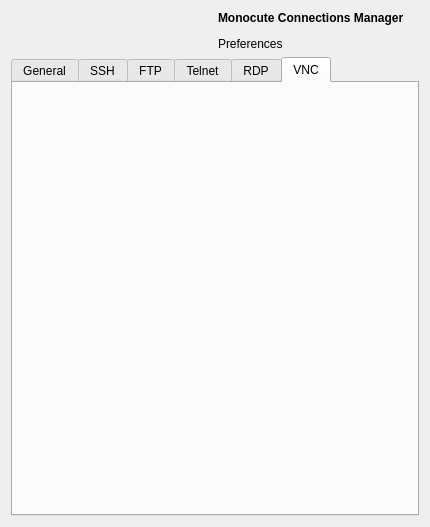
khrysro/monocute, file qt/qt/dialog_preferences.ui: the form before one commit.
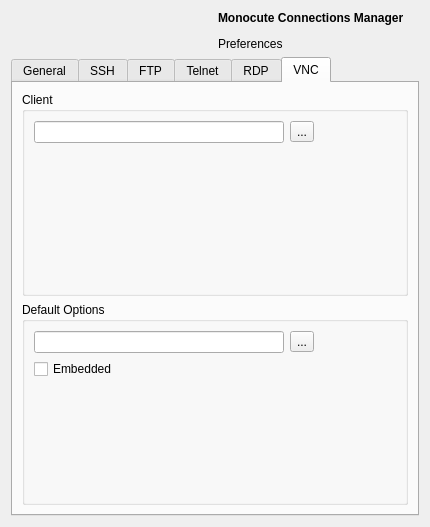
The form after the commit. The open tabs and pages were chosen to show the change. Icons and pictures are not drawn.

Commit message: adicion de campos en preference

Diff of the .ui file:
```diff
--- a/qt/qt/dialog_preferences.ui
+++ b/qt/qt/dialog_preferences.ui
@@ -6,7 +6,7 @@
    <rect>
     <x>0</x>
     <y>0</y>
-    <width>400</width>
+    <width>427</width>
     <height>527</height>
    </rect>
   </property>
@@ -200,6 +200,82 @@
         <attribute name="title">
          <string>VNC</string>
         </attribute>
+        <layout class="QHBoxLayout" name="horizontalLayout_22">
+         <item>
+          <layout class="QVBoxLayout" name="verticalLayout_10">
+           <item>
+            <widget class="QGroupBox" name="groupBox_13">
+             <property name="title">
+              <string>Client</string>
+             </property>
+             <layout class="QHBoxLayout" name="horizontalLayout_20">
+              <item>
+               <layout class="QFormLayout" name="formLayout_13">
+                <item row="0" column="0">
+                 <widget class="QLineEdit" name="vnc_client_entry">
+                  <property name="minimumSize">
+                   <size>
+                    <width>250</width>
+                    <height>0</height>
+                   </size>
+                  </property>
+                  <property name="cursorMoveStyle">
+                   <enum>Qt::VisualMoveStyle</enum>
+                  </property>
+                 </widget>
+                </item>
+                <item row="0" column="1">
+                 <widget class="QToolButton" name="toolButton_9">
+                  <property name="text">
+                   <string>...</string>
+                  </property>
+                 </widget>
+                </item>
+               </layout>
+              </item>
+             </layout>
+            </widget>
+           </item>
+           <item>
+            <widget class="QGroupBox" name="groupBox_14">
+             <property name="title">
+              <string>Default Options</string>
+             </property>
+             <layout class="QHBoxLayout" name="horizontalLayout_21">
+              <item>
+               <layout class="QFormLayout" name="formLayout_14">
+                <item row="0" column="0">
+                 <widget class="QLineEdit" name="vnc_default_options_entry">
+                  <property name="minimumSize">
+                   <size>
+                    <width>250</width>
+                    <height>0</height>
+                   </size>
+                  </property>
+                 </widget>
+                </item>
+                <item row="0" column="1">
+                 <widget class="QToolButton" name="toolButton_10">
+                  <property name="text">
+                   <string>...</string>
+                  </property>
+                 </widget>
+                </item>
+                <item row="1" column="0">
+                 <widget class="QCheckBox" name="checkBox_3">
+                  <property name="text">
+                   <string>Embedded</string>
+                  </property>
+                 </widget>
+                </item>
+               </layout>
+              </item>
+             </layout>
+            </widget>
+           </item>
+          </layout>
+         </item>
+        </layout>
        </widget>
       </widget>
      </item>
```
Left out of the diff: 284 changed lines with no effect on the pictures. The commit also changes 1 other file.
